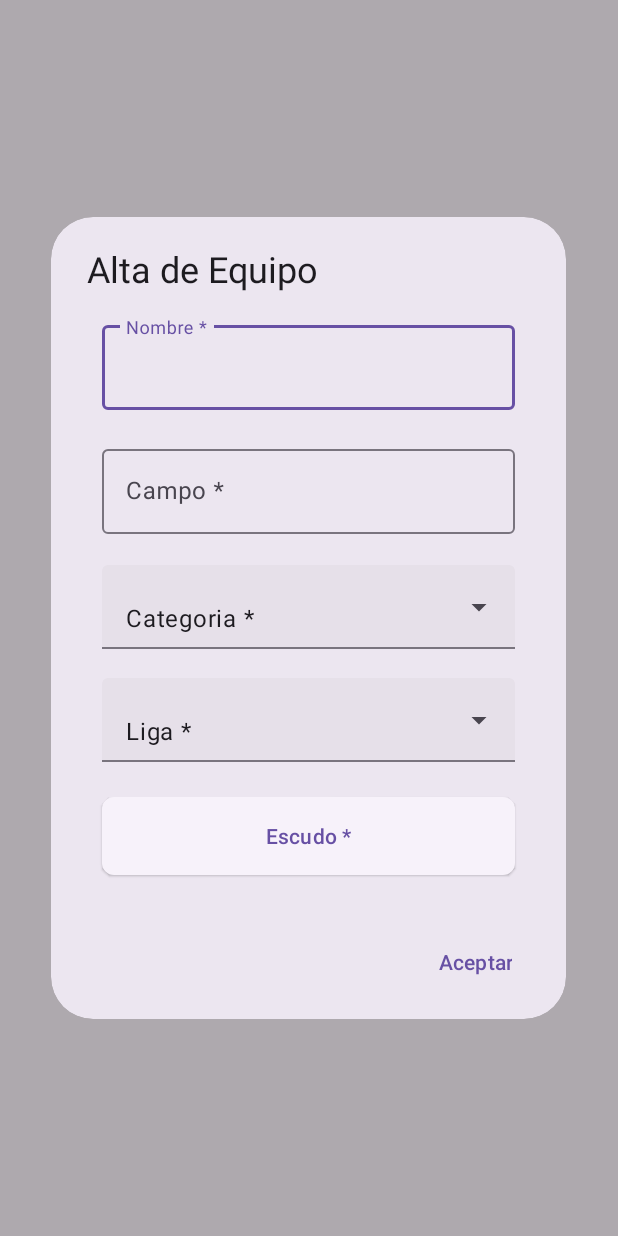
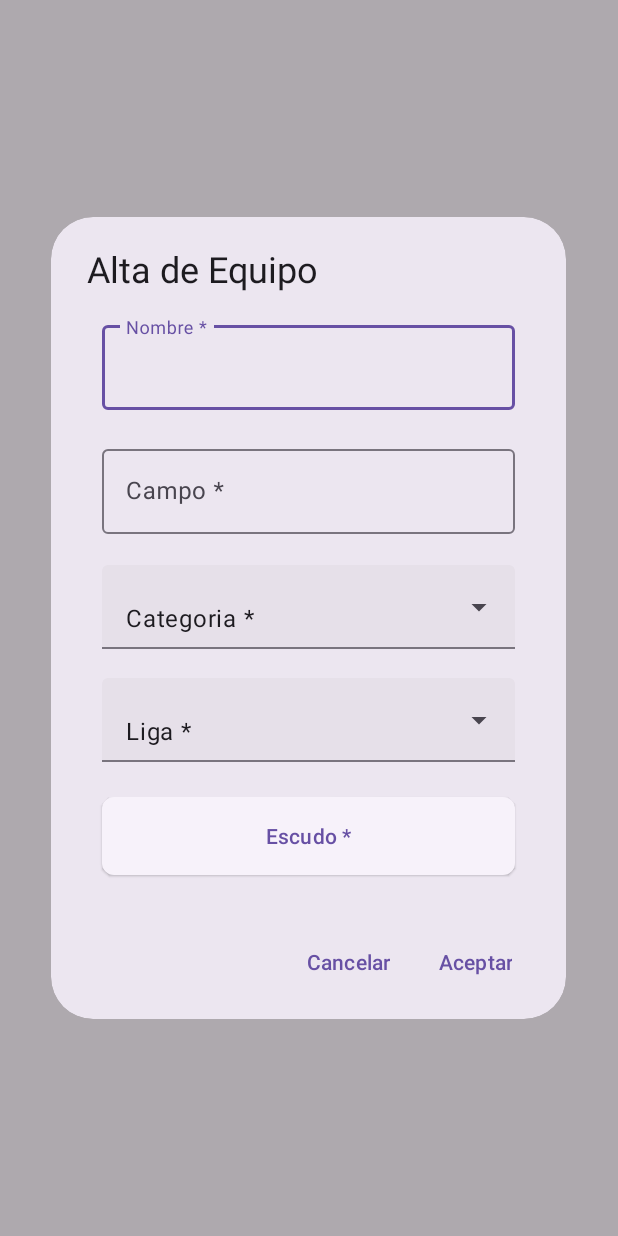
Before and after one commit to Ainhoa99/Proyecto-Final-DAM, an Android app: the screen it shows after launch (MainActivity), after a tap on "Alta", on a phone screen of 412 x 824 dp. Run offline under Robolectric (Android 15) with nearby library versions, the phone set to English and light mode, and no system bars; our stand-ins replace Room's generated code.

Commit message:
gestion en proceso

```diff
--- a/app/src/main/java/com/txurdinaga/proyectofinaldam/ui/GestionEquiposFragment.kt
+++ b/app/src/main/java/com/txurdinaga/proyectofinaldam/ui/GestionEquiposFragment.kt
@@ -12,6 +12,7 @@ import android.widget.EditText
 import android.widget.ListView
 import android.widget.TextView
 import androidx.fragment.app.Fragment
+import androidx.room.Room
 import com.google.android.material.dialog.MaterialAlertDialogBuilder
 import com.google.android.material.textfield.TextInputEditText
 import com.txurdinaga.proyectofinaldam.R
@@ -22,6 +23,11 @@ class GestionEquiposFragment : Fragment() {
     private var _binding: FragmentGestionEquiposBinding? = null
     private val binding get() = _binding!!
     private lateinit var equiposListAdapter: ArrayAdapter<String>
+    private lateinit var categoriasList: List<kkCategoryEntity>
+    private lateinit var categoriasNameList: List<String>
+    private lateinit var ligasList: List<kkLigasEntity>
+    private lateinit var ligasNameList: List<String>
+    private lateinit var database: kkAppDatabase
 
     override fun onCreateView(
         inflater: LayoutInflater, container: ViewGroup?,
@@ -29,6 +35,25 @@ class GestionEquiposFragment : Fragment() {
     ): View {
         _binding = FragmentGestionEquiposBinding.inflate(layoutInflater, container, false)
 
+        binding.tvTitle.text = "Gestión de Equipos"
+
+
+        //creamos la bbdd
+        database = Room.databaseBuilder(
+            requireContext(), kkAppDatabase::class.java, kkAppDatabase.DATABASE_NAME
+        )
+            .allowMainThreadQueries()
+            .fallbackToDestructiveMigration()
+            .build()
+
+        //Obtenemos el nombre de las categorias para mostrarlo
+        categoriasList = database.kkcategoryDao.getAllTeachers()
+        categoriasNameList = categoriasList.map { it.name }
+        //Obtenemos el nombre de las categorias para mostrarlo
+        ligasList = database.kkligasDao.getAllTeachers()
+        ligasNameList = ligasList.map { it.name }
+
+        //insertMockData()
 
 
         binding.btnAlta.setOnClickListener() {
@@ -47,27 +72,52 @@ class GestionEquiposFragment : Fragment() {
     }
 
     private fun showEquiposDialog(selectedEquipo: String) {
-        val dialogView = LayoutInflater.from(requireContext()).inflate(R.layout.dialog_gestion_equipos, null)
+        val dialogView = LayoutInflater.from(requireContext()).inflate(R.layout.dialog_gestion_equipo, null)
+        val equipoName = dialogView.findViewById<EditText>(R.id.name)
+        val equipoLocation = dialogView.findViewById<EditText>(R.id.location)
+        val equipoCategory = dialogView.findViewById<AutoCompleteTextView>(R.id.category)
+        val equipoLeague = dialogView.findViewById<AutoCompleteTextView>(R.id.league)
+        var equipoCategorySelected: String? = null
+        var equipoLigaSelected: String? = null
+
+        // Adaptador para desplegables de categoria y liga
+        var adapter = ArrayAdapter(requireContext(), android.R.layout.simple_dropdown_item_1line, categoriasNameList)
+        equipoCategory.setAdapter(adapter)
+        adapter = ArrayAdapter(requireContext(), android.R.layout.simple_dropdown_item_1line, ligasNameList)
+        equipoLeague.setAdapter(adapter)
+
+
         if(selectedEquipo != "alta"){
-            val equipoName = dialogView.findViewById<EditText>(R.id.name)
-            val equipoLocation = dialogView.findViewById<EditText>(R.id.location)
-            val equipoCategory = dialogView.findViewById<AutoCompleteTextView>(R.id.category)
-            val equipoLeague = dialogView.findViewById<AutoCompleteTextView>(R.id.league)
-
             //Aqui habra que hacer una llamada a la bbdd con el nombre del equipo para traer
             //sus datos y cambiarlo
+            val equipo = database.kkequipostDao.getEquiposByName(selectedEquipo)
 
-            equipoName.setText(selectedEquipo)
-            equipoLocation.setText("Campo")
-            equipoCategory.setText("Categoria")
-            equipoLeague.setText("Liga")
+            equipoName.setText(equipo.name)
+            equipoLocation.setText(equipo.campo)
+            equipoCategory.setText(equipo.categoria.toString())
+            equipoLeague.setText(equipo.liga.toString())
 
+        }
+        equipoCategory.setOnItemClickListener { parent, view, position, id ->
+            equipoCategorySelected = parent.getItemAtPosition(position).toString()
+            val categoria = categoriasList.find { it.name == equipoCategorySelected }
+            equipoCategorySelected = categoria?.id.toString()
+        }
+        equipoLeague.setOnItemClickListener { parent, view, position, id ->
+            equipoLigaSelected = parent.getItemAtPosition(position).toString()
+            val liga = ligasList.find { it.name == equipoLigaSelected }
+            equipoLigaSelected = liga?.id.toString()
         }
 
         val dialog = MaterialAlertDialogBuilder(requireContext())
             .setTitle("Alta de Equipo")
             .setView(dialogView)
-            .setPositiveButton("Aceptar") { dialog, _ -> dialog.cancel() }
+            .setPositiveButton("Aceptar") { dialog, _ ->
+                database.kkequipostDao.insert(
+                    kkEquiposEntity(0, equipoName.text.toString(), equipoLocation.text.toString(), equipoCategorySelected?.toInt(), equipoLigaSelected?.toInt(), "escudo1")
+                )
+            }
+            .setNegativeButton("Cancelar") { dialog, _ -> dialog.cancel() }
             .create()
         dialog.show()
 
@@ -94,8 +144,8 @@ class GestionEquiposFragment : Fragment() {
         val lv_equiposList = dialogView.findViewById<ListView>(R.id.lv_equiposList)
         val textInputSearchEquipo = dialogView.findViewById<TextInputEditText>(R.id.textInputSearchEquipo)
 
-        val equipos = arrayOf("Barcelona", "Real Madrid", "Manchester United", "Bayern Munich", "Juventus")
-        val teacherNames = equipos.map { it }
+        val equipos = database.kkequipostDao.getAllEquipos()
+        val teacherNames = equipos.map { it.name }
         equiposListAdapter = ArrayAdapter(requireContext(), android.R.layout.simple_list_item_1, teacherNames)
         lv_equiposList.adapter = equiposListAdapter
 
@@ -127,11 +177,11 @@ class GestionEquiposFragment : Fragment() {
         }
     }
     private fun filterEquipos(query: String) {
-        val equipos = arrayOf("Barcelona", "Real Madrid", "Manchester United", "Bayern Munich", "Juventus")
+        val equipos = database.kkequipostDao.getAllEquipos()
         val filteredList = equipos.filter {
-            it.contains(query, ignoreCase = true) ||
-                    it.contains(query, ignoreCase = true)
-        }.map { it }
+            it.name.contains(query, ignoreCase = true) ||
+                    it.name.contains(query, ignoreCase = true)
+        }.map { it.name }
 
         equiposListAdapter.clear()
         equiposListAdapter.addAll(filteredList)
@@ -153,4 +203,56 @@ class GestionEquiposFragment : Fragment() {
 
         tv_equiponame.text = selectedEquipo
     }
+
+
+
+
+
+
+
+
+
+
+
+
+
+
+    private fun insertMockData() {
+
+        val categorias = listOf(
+            kkCategoryEntity(1, "Categoria1", "Mixto"),
+            kkCategoryEntity(2, "Categoria2", "Masculino"),
+            kkCategoryEntity(3, "Categoria3", "Femenino"),
+            kkCategoryEntity(4, "Categoria4", "Masculino"),
+            kkCategoryEntity(5, "Categoria5", "Mixto"),
+
+
+            )
+        categorias.forEach { database.kkcategoryDao.insert(it) }
+
+        val ligas = listOf(
+            kkLigasEntity(1, "Liga1", "fase1", "grupo1"),
+            kkLigasEntity(2, "Liga2", "fase1", "grupo1"),
+            kkLigasEntity(3, "Liga3", "fase1", "grupo1"),
+
+
+            )
+        ligas.forEach { database.kkligasDao.insert(it) }
+        // Equipos
+        val equipos = listOf(
+            kkEquiposEntity(1, "Equipo1", "campo1", 1, 1, "escudo1"),
+            kkEquiposEntity(2, "Equipo2", "campo2", 2, 1, "escudo1"),
+            kkEquiposEntity(3, "Equipo3", "campo3", 3, 2, "escudo1"),
+            kkEquiposEntity(4, "Equipo4", "campo4", 2, 1, "escudo1"),
+            kkEquiposEntity(5, "Equipo5", "campo5", 4, 2, "escudo1"),
+            kkEquiposEntity(6, "Equipo6", "campo6", 1, 2, "escudo1"),
+            kkEquiposEntity(7, "Equipo7", "campo7", 5, 3, "escudo1"),
+            kkEquiposEntity(8, "Equipo8", "campo8", 3, 2, "escudo1"),
+            kkEquiposEntity(9, "Equipo9", "campo9", 3, 3, "escudo1")
+
+        )
+        equipos.forEach { database.kkequipostDao.insert(it) }
+
+
+    }
 }
--- /dev/null
+++ b/app/src/main/java/com/txurdinaga/proyectofinaldam/ui/kkAppDatabase.kt
@@ -0,0 +1,15 @@
+package com.txurdinaga.proyectofinaldam.ui
+
+import androidx.room.Database
+import androidx.room.RoomDatabase
+
+@Database(entities = [kkEquiposEntity::class, kkCategoryEntity::class, kkLigasEntity::class], version = 3, exportSchema = false)
+abstract class kkAppDatabase: RoomDatabase() {
+    abstract val kkequipostDao: kkEquiposDao
+    abstract val kkcategoryDao: kkCategoryDao
+    abstract val kkligasDao: kkLigasDao
+
+    companion object {
+        const val DATABASE_NAME = "db-asig-prof"
+    }
+}
--- /dev/null
+++ b/app/src/main/java/com/txurdinaga/proyectofinaldam/ui/kkCategoryDao.kt
@@ -0,0 +1,29 @@
+package com.txurdinaga.proyectofinaldam.ui
+
+import androidx.room.Dao
+import androidx.room.Delete
+import androidx.room.Insert
+import androidx.room.Query
+import androidx.room.Update
+
+@Dao
+interface kkCategoryDao {
+    @Insert
+    fun insert(category: kkCategoryEntity)
+
+    @Update
+    fun update(category: kkCategoryEntity)
+
+    @Delete
+    fun delete(category: kkCategoryEntity)
+
+    @Query("SELECT * FROM category WHERE name = :categoryName")
+    fun getTeacherByName(categoryName: String): kkCategoryEntity
+
+    @Query("SELECT * FROM category")
+    fun getAllTeachers(): List<kkCategoryEntity>
+
+    @Query("SELECT COUNT(*) FROM category WHERE name = :categoryName")
+    fun countTeachersByName(categoryName: String): Int
+
+}
--- /dev/null
+++ b/app/src/main/java/com/txurdinaga/proyectofinaldam/ui/kkEquiposDao.kt
@@ -0,0 +1,31 @@
+package com.txurdinaga.proyectofinaldam.ui
+
+import androidx.room.Dao
+import androidx.room.Delete
+import androidx.room.Insert
+import androidx.room.Query
+import androidx.room.Update
+
+@Dao
+interface kkEquiposDao {
+    @Insert
+    fun insert(equipos: kkEquiposEntity)
+
+    @Update
+    fun update(equipos: kkEquiposEntity)
+
+    @Delete
+    fun delete(equipos: kkEquiposEntity)
+
+    @Query("DELETE FROM equipos")
+    fun deleteAll()
+
+    @Query("SELECT * FROM equipos WHERE name = :equiposName")
+    fun getEquiposByName(equiposName: String): kkEquiposEntity
+
+    @Query("SELECT * FROM equipos")
+    fun getAllEquipos(): List<kkEquiposEntity>
+
+    @Query("SELECT COUNT(*) FROM equipos WHERE name = :equiposName")
+    fun countEquiposByName(equiposName: String): Int
+}
--- /dev/null
+++ b/app/src/main/java/com/txurdinaga/proyectofinaldam/ui/kkLigasDao.kt
@@ -0,0 +1,29 @@
+package com.txurdinaga.proyectofinaldam.ui
+
+import androidx.room.Dao
+import androidx.room.Delete
+import androidx.room.Insert
+import androidx.room.Query
+import androidx.room.Update
+
+@Dao
+interface kkLigasDao {
+    @Insert
+    fun insert(ligas: kkLigasEntity)
+
+    @Update
+    fun update(ligas: kkLigasEntity)
+
+    @Delete
+    fun delete(ligas: kkLigasEntity)
+
+    @Query("SELECT * FROM ligas WHERE name = :teacherName")
+    fun getTeacherByName(teacherName: String): kkLigasEntity
+
+    @Query("SELECT * FROM ligas")
+    fun getAllTeachers(): List<kkLigasEntity>
+
+    @Query("SELECT COUNT(*) FROM ligas WHERE name = :ligasName")
+    fun countTeachersByName(ligasName: String): Int
+
+}
--- a/app/src/main/res/layout/fragment_gestion_equipos.xml
+++ b/app/src/main/res/layout/fragment_gestion_equipos.xml
@@ -14,6 +14,14 @@
         android:layout_height="match_parent"
         android:gravity="center_vertical"
         android:orientation="vertical">
+        <TextView
+            android:id="@+id/tv_title"
+            android:layout_width="wrap_content"
+            android:layout_height="wrap_content"
+            android:layout_gravity="center_horizontal"
+            android:layout_marginBottom="50dp"
+            android:textSize="20dp">
+        </TextView>
         <Button
             style="@style/Widget.Material3.Button.ElevatedButton"
             android:id="@+id/btn_alta"
--- a/build.gradle.kts
+++ b/build.gradle.kts
@@ -4,4 +4,7 @@ plugins {
     id("org.jetbrains.kotlin.android") version "1.9.0" apply false
 
     id("androidx.navigation.safeargs.kotlin") version "2.7.1" apply false
+
+    //room
+    id("com.google.devtools.ksp") version "1.9.0-1.0.13" apply false
 }
```
Also changed, not shown: app/build.gradle.kts (+8 -0 lines), app/src/main/java/com/txurdinaga/proyectofinaldam/ui/kkCategoryEntity.kt (added, +20 -0 lines), app/src/main/java/com/txurdinaga/proyectofinaldam/ui/kkEquiposEntity.kt (added, +42 -0 lines), app/src/main/java/com/txurdinaga/proyectofinaldam/ui/kkLigasEntity.kt (added, +24 -0 lines), app/src/main/res/layout/dialog_gestion_equipo.xml (renamed from app/src/main/res/layout/dialog_gestion_equipos.xml).
